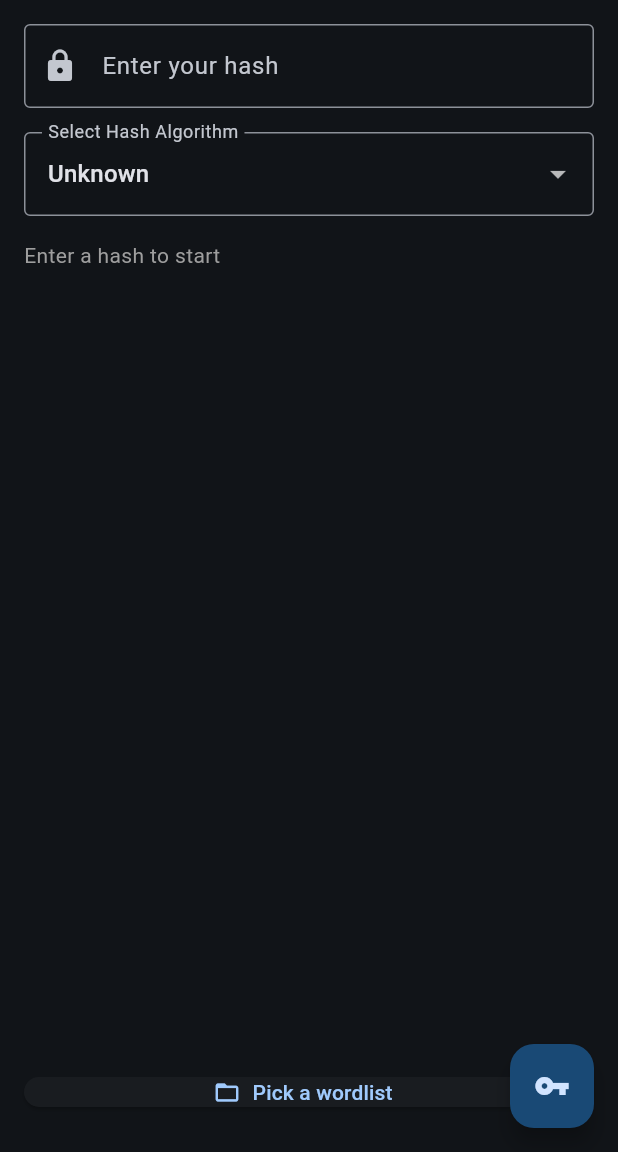
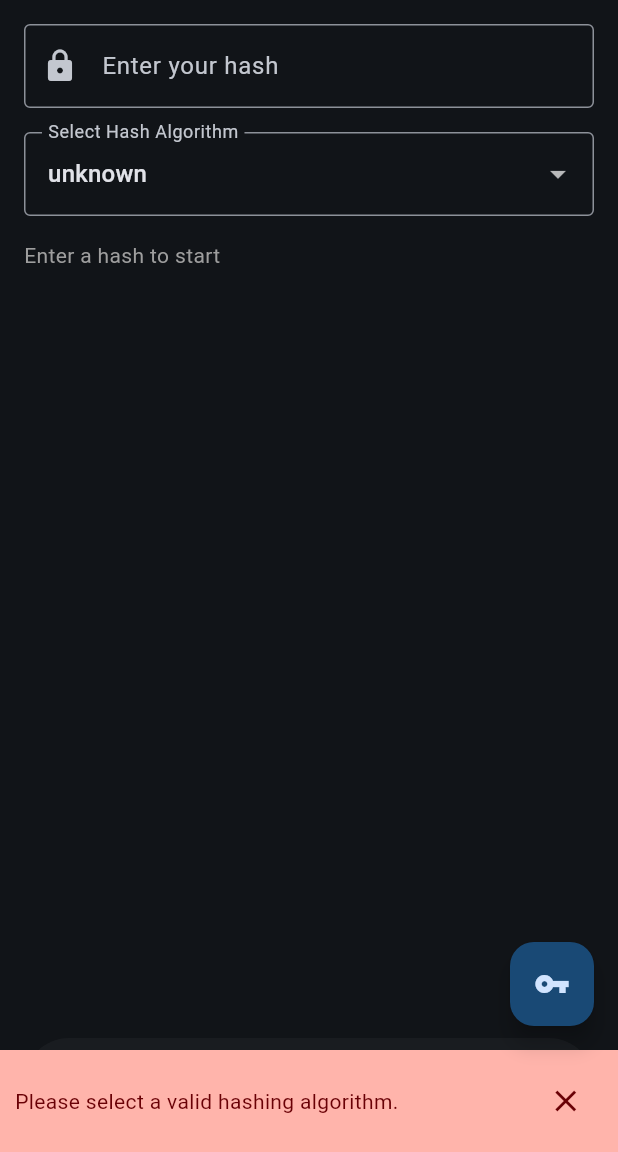
Before and after one commit to giovanni-iannaccone/FlutCrack, a Flutter app: the screen it shows after launch, after a tap on the "vpn key" icon, on a phone screen of 412 x 824 dp, the part 84-1236 px from its top. Run offline on Flutter 3.47's test engine with Material 3 defaults, Android fonts, the light colour scheme and no system bars; our stand-ins replace file_picker, flutter_hooks, flutter_riverpod, hooks_riverpod, permission_handler.

Commit message:
Code Refactor:
- Rename nav.dart to nav_drawer.dart
- Remove all switch statements and replace it with maps
	- Because maps are faster and more redable than switch statements
- Add AlgorithmType enumeration
	Replaced strings with and enumeration to improve type safety
- Remove files_utils.dart and checks_utils.dart
- Add HashCracker and WordListManager classes
	- HashCracker contains all cracking business logic previously situated in HomeScreen
	- WordListMananger contains all utils functions previously located in files_utils.dart
- Add navigation_utils.dart
	- this file contains navigateTo() function, this function was moved from nav_drawer.dart
- Add snackbar_utils.dart
	- this file implement showErrorSnackBar() function
- Add provadiers for state managment with riverpod
- Add flutter hooks + integration with riverpod

```diff
--- a/lib/app_routes.dart
+++ b/lib/app_routes.dart
@@ -1,3 +1,3 @@
 const String home = '/';
-const String dictionary= '/dictionary';
-const String credits = '/credits';
+const String dictionary = '/dictionary';
+const String credits = '/aboutus';
--- /dev/null
+++ b/lib/data/algorithm_type.dart
@@ -0,0 +1,27 @@
+enum AlgorithmType {
+  unknown,
+  md5,
+  sha1,
+  sha224,
+  sha256,
+  sha384,
+  sha512,
+  sha512224,
+  sha512256;
+
+  String get formattedName {
+
+    const algorithmToStringMap = {
+      AlgorithmType.md5: 'md5',
+      AlgorithmType.sha1: 'sha1',
+      AlgorithmType.sha224: 'sha224',
+      AlgorithmType.sha256: 'sha256',
+      AlgorithmType.sha384: 'sha384',
+      AlgorithmType.sha512: 'sha512',
+      AlgorithmType.sha512224: 'sha512/224',
+      AlgorithmType.sha512256: 'sha512/256',
+    };
+
+    return algorithmToStringMap[this] ?? 'unknown';
+  }
+}
--- /dev/null
+++ b/lib/data/hash_cracker.dart
@@ -0,0 +1,57 @@
+
+import 'package:flut_crack/utils/hash_utils.dart';
+
+import 'algorithm_type.dart';
+
+class HashCrackingResult {
+  final int triedWordsCount;
+  final bool success;
+  final String? matchedWord;
+
+  const HashCrackingResult({
+    required this.triedWordsCount,
+    required this.matchedWord,
+    required this.success
+  });
+
+  factory HashCrackingResult.success({
+    required int triedWords,
+    required String message
+  }) => HashCrackingResult(
+    triedWordsCount: triedWords,
+    matchedWord: message,
+    success: true
+  );
+
+  factory HashCrackingResult.failure({
+    required int triedWords
+  }) => HashCrackingResult(
+    triedWordsCount: triedWords,
+    matchedWord: null,
+    success: false
+  );
+
+}
+
+class HashCracker {
+  Future<HashCrackingResult> crack(
+    String hash,
+    List<String> wordList,
+    AlgorithmType algorithm
+  ) async {
+
+    int triedWords = 0;
+
+    for(final word in wordList){
+      triedWords++;
+      if(calculateHash(word, algorithm) == hash){
+        return HashCrackingResult.success(
+          triedWords: triedWords,
+          message: word
+        );
+      }
+    }
+
+    return HashCrackingResult.failure(triedWords: triedWords);
+  }
+}
--- a/lib/main.dart
+++ b/lib/main.dart
@@ -1,4 +1,5 @@
 import 'package:flutter/material.dart';
+import 'package:flutter_riverpod/flutter_riverpod.dart';
 
 import 'package:flut_crack/screens/aboutus_screen.dart';
 import 'package:flut_crack/screens/dictionary_screen.dart';
@@ -7,7 +8,11 @@ import 'package:flut_crack/screens/home_screen.dart';
 import 'app_routes.dart' as routes;
 
 void main() async {
-  runApp(const FlutCrack());
+  runApp(
+    const ProviderScope(
+      child: FlutCrack()
+    )
+  );
 }
 
 class FlutCrack extends StatelessWidget {
@@ -15,14 +20,14 @@ class FlutCrack extends StatelessWidget {
 
   @override
   Widget build(BuildContext context) {
-    return MaterialApp(
+   return MaterialApp(
       theme: ThemeData(
         colorScheme: ColorScheme.fromSeed(
           seedColor: Colors.blue,
           brightness: Brightness.dark,
         ),
       ),
-
+      initialRoute: routes.home,
       routes: {
         routes.home: (context) => const HomeScreen(),
         routes.dictionary: (context) => const DictionaryScreen(),
--- a/lib/screens/aboutus_screen.dart
+++ b/lib/screens/aboutus_screen.dart
@@ -1,6 +1,6 @@
 import 'package:flut_crack/utils/theme_utils.dart';
 import 'package:flutter/material.dart';
-import 'package:flut_crack/widgets/nav.dart';
+import 'package:flut_crack/widgets/nav_drawer.dart';
 
 class AboutUsScreen extends StatelessWidget {
   const AboutUsScreen({super.key});
--- a/lib/screens/home_screen.dart
+++ b/lib/screens/home_screen.dart
@@ -1,134 +1,135 @@
 import 'dart:io';
 
+import 'package:flut_crack/data/algorithm_type.dart';
+import 'package:flut_crack/screens/providers/home_screen_state_notifier.dart';
+import 'package:flut_crack/screens/providers/word_list_manager_provider.dart';
+import 'package:flut_crack/utils/snackbar_utils.dart' show showErrorSnackBar;
+import 'package:flut_crack/utils/theme_utils.dart' show colorSchemeOf;
 import 'package:flutter/material.dart';
 import 'package:file_picker/file_picker.dart';
 
-import 'package:flut_crack/utils/checks_utils.dart';
-import 'package:flut_crack/utils/files_utils.dart';
-import 'package:flut_crack/utils/hash_utils.dart';
-import 'package:flut_crack/widgets/nav.dart';
+import 'package:flut_crack/widgets/nav_drawer.dart';
+import 'package:flutter_hooks/flutter_hooks.dart';
+import 'package:hooks_riverpod/hooks_riverpod.dart';
+import 'package:permission_handler/permission_handler.dart';
 
-class HomeScreen extends StatefulWidget {
+
+class HomeScreen extends HookConsumerWidget {
   const HomeScreen({super.key});
 
-  @override
-  State<HomeScreen> createState() => _HomeScreenState();
-}
+  Future<void> _pickWordlistFile({
+    required void Function(PlatformFile) onSuccess,
+    required void Function(String error) onError,
+  }) async {
 
-class _HomeScreenState extends State<HomeScreen> {
-  late TextEditingController _hashController;
-  String _file = "Pick a wordlist";
-  final List<String> hashAlgs = [
-    'Unknown',
-    'md5',
-    'sha-1',
-    'sha-224',
-    'sha-256',
-    'sha-384',
-    'sha-512',
-    'sha-512/224',
-    'sha-512/256'
-  ];
-
-  String _dropdownValue = 'Unknown';
-  String _result = "";
-  List<String> _wordList = [];
-  int _triedWords = 0;
-
-  @override
-  void initState() {
-    super.initState();
-    _hashController = TextEditingController();
-  }
-
-  @override
-  void dispose() {
-    _hashController.dispose();
-    super.dispose();
-  }
-
-  Future<void> _initializeWordList(File? filePath) async {
-    List<String> wordList = await FileStorage.loadDictionary(filePath);
-
-    setState(() {
-      _wordList = wordList;
-    });
-  }
-
-  Future<void> _pickWordlist() async {
     try {
       FilePickerResult? result = await FilePicker.platform.pickFiles(
         type: FileType.custom,
         allowedExtensions: ['txt'],
       );
 
-      if (result != null && result.files.isNotEmpty) {
-        setState(() {
-          _file = result.files.first.path!;
-        });
+      if(result == null){
+        return;
+      }
 
-        File filePath = File(_file);
-        await _initializeWordList(filePath);
+      if (result.files.isNotEmpty) {
+        onSuccess(result.files.first);
+      } else {
+        onError("An error occured during file picking!");
       }
-    } catch (e) {
-      return;
+    } on Exception catch(ex) {
+      onError(ex.toString());
     }
   }
 
-  Future<void> _crack() async {
-    String targetHash = _hashController.text.trim();
+  List<DropdownMenuItem<AlgorithmType>> _buildDropdownMenuItesm(){
+    return AlgorithmType.values.map((AlgorithmType item) {
+      return DropdownMenuItem<AlgorithmType>(
+        value: item,
+        child: Text(item.formattedName),
+      );
+    }).toList();
+  }
 
-    if (_wordList.isEmpty) {
-      await _initializeWordList(null);
+  Widget _renderCrackingResult(BuildContext context, HomeState state){
+
+    if(state.isLoading){
+      return const Center(
+        child: CircularProgressIndicator(),
+      );
     }
 
-    if (_wordList.isEmpty) {
-      _updateState(result: 'Wordlist is empty', triedWords: 0);
-      return;
+    final colorScheme = colorSchemeOf(context);
+    final result = state.result;
+
+    if(result != null){
+      return Column(
+        children: [
+          Text(
+            result.success
+              ? result.matchedWord!
+              : "Word not present in the selected wordlist",
+            style: TextStyle(
+              color: colorScheme.secondary
+            )
+          ),
+          Text(
+            "Tried ${result.triedWordsCount} words.",
+            style: TextStyle(
+              color: colorScheme.secondary
+            )
+          )
+        ]
+      );
+    } else {
+      return const Text(
+        "Enter a hash to start",
+        style: TextStyle(
+          color: Colors.grey
+        )
+      );
+    }
+  }
+
+  Future<void> _requestPermissions({
+    required Permission permission,
+    required void Function() onGranted,
+    required void Function() onDenied,
+  }) async{
+
+    if(await permission.isPermanentlyDenied){
+      await openAppSettings();
     }
 
-    String safeExecutorResult = await safeExecuter(_wordList, _dropdownValue, targetHash);
+    if(await permission.isGranted){
+      onGranted();
+      return;
+    } else {
+      final status = await permission.status;
 
-    if (isAlgorithmUnknown(safeExecutorResult)) {
-      _updateState(result: safeExecutorResult, triedWords: 0);
-      return;
+      status.isGranted
+        ? onGranted()
+        : onDenied();
     }
-
-    String algorithm = determineAlgorithm(safeExecutorResult, _dropdownValue);
-    await _performCracking(targetHash, algorithm);
-  }
-
-  Future<void> _performCracking(String targetHash, String algorithm) async {
-    for (String word in _wordList) {
-      String wordHash = calcHash(word, algorithm);
-
-      if (wordHash == targetHash) {
-        _updateState(result: 'Match found: $word', triedWords: 0);
-        return;
-      }
-
-      setState(() {
-        _triedWords += 1;
-      });
-    }
-
-    _updateState(result: 'No match found', triedWords: 0);
-  }
-
-  void _updateState({required String result, required int triedWords}) {
-    setState(() {
-      _result = result;
-      _triedWords = triedWords;
-    });
   }
 
   @override
-  Widget build(BuildContext context) {
+  Widget build(BuildContext context, WidgetRef ref) {
+
+    final colorScheme = colorSchemeOf(context);
+
+    final hashTextController = useTextEditingController();
+    final selectedAlgorithm = useState(AlgorithmType.unknown);
+    final pickedFilePath = useState<String?>(null);
+
+    final notifier = ref.read(homeStateStateNotifier.notifier);
+    final state = ref.watch(homeStateStateNotifier);
+
     return Scaffold(
       drawer: const NavDrawer(),
       appBar: AppBar(
         title: const Text("FlutCrack"),
-        backgroundColor: Theme.of(context).colorScheme.primaryContainer,
+        backgroundColor: colorScheme.primaryContainer,
       ),
       body: Padding(
         padding: const EdgeInsets.all(16.0),
@@ -136,7 +137,7 @@ class _HomeScreenState extends State<HomeScreen> {
           crossAxisAlignment: CrossAxisAlignment.stretch,
           children: [
             TextField(
-              controller: _hashController,
+              controller: hashTextController,
               decoration: const InputDecoration(
                 border: OutlineInputBorder(),
                 labelText: 'Enter your hash',
@@ -144,46 +145,53 @@ class _HomeScreenState extends State<HomeScreen> {
               ),
             ),
             const SizedBox(height: 16),
-            DropdownButtonFormField<String>(
+            DropdownButtonFormField<AlgorithmType>(
               decoration: const InputDecoration(
                 border: OutlineInputBorder(),
                 labelText: 'Select Hash Algorithm',
               ),
-              items: hashAlgs.map((String item) {
-                return DropdownMenuItem<String>(
-                  value: item,
-                  child: Text(item),
-                );
-              }).toList(),
-              onChanged: (String? newValue) {
-                setState(() {
-                  _dropdownValue = newValue!;
-                });
-              },
-              value: _dropdownValue,
+              items: _buildDropdownMenuItesm(),
+              onChanged: (type) => selectedAlgorithm.value = type ?? AlgorithmType.unknown,
+              value: selectedAlgorithm.value,
             ),
             const SizedBox(height: 16),
-            _result.isEmpty
-              ? const Text("Enter a hash to start", style: TextStyle(color: Colors.grey))
-              : Text(_result, style: TextStyle(color: Theme.of(context).colorScheme.secondary)),
-            const Spacer(),
-            _triedWords == 0
-              ? const SizedBox.shrink()
-              : Text("$_triedWords words tried", style: TextStyle(color: Theme.of(context).colorScheme.secondary)),
+            _renderCrackingResult(context, state),
             const Spacer(),
             ElevatedButton.icon(
-              onPressed: _pickWordlist,
+              onPressed: () => _pickWordlistFile(
+                onSuccess: (platformFile) => pickedFilePath.value = platformFile.path,
+                onError: (error) => showErrorSnackBar(context, error)
+              ),
               icon: const Icon(Icons.folder_open),
-              label: Text(_file),
+              label: Text(pickedFilePath.value ?? "Pick a wordlist"),
               style: ElevatedButton.styleFrom(
-                minimumSize: const Size(double.infinity, 20),
+                padding: const EdgeInsets.all(20),
               ),
             ),
           ],
         ),
       ),
       floatingActionButton: FloatingActionButton(
-        onPressed: _crack,
+        onPressed: () => _requestPermissions(
+          permission: Permission.storage,
+          onGranted: () async {
+            if(selectedAlgorithm.value == AlgorithmType.unknown){
+              showErrorSnackBar(context, "Please select a valid hashing algorithm.");
+              return;
+            }
+
+            File? path = pickedFilePath.value != null
+              ? File(pickedFilePath.value!)
+              : null;
+
+            final wordList = await ref.read(wordListManagerProvider).loadWordList(path);
+            await notifier.crack(hashTextController.text, wordList, selectedAlgorithm.value);
+          },
+          onDenied: () => showErrorSnackBar(
+            context,
+            "Without storage permission can't load an external wordlist."
+          )
+        ),
         child: const Icon(Icons.vpn_key),
       ),
     );
--- /dev/null
+++ b/lib/screens/providers/hash_cracker_provider.dart
@@ -0,0 +1,6 @@
+import 'package:flut_crack/data/hash_cracker.dart';
+import 'package:flutter_riverpod/flutter_riverpod.dart';
+
+final hashCrackerProvider = Provider<HashCracker>((ref){
+  return HashCracker();
+});
--- /dev/null
+++ b/lib/screens/providers/home_screen_state_notifier.dart
@@ -0,0 +1,41 @@
+import 'package:flut_crack/data/algorithm_type.dart';
+import 'package:flut_crack/data/hash_cracker.dart';
+import 'package:flut_crack/screens/providers/hash_cracker_provider.dart';
+import 'package:flutter_riverpod/flutter_riverpod.dart';
+
+class HomeState{
+
+  final bool isLoading;
+  final HashCrackingResult? result;
+
+  const HomeState({
+    this.isLoading = false,
+    this.result
+  });
+
+  factory HomeState.none() => const HomeState();
+  factory HomeState.loading() => const HomeState(isLoading: true);
+  factory HomeState.result(HashCrackingResult res) => HomeState(isLoading: false, result: res);
+}
+
+class HomeScreenStateNotifier extends StateNotifier<HomeState> {
+
+  final HashCracker _hashCracker;
+
+  HomeScreenStateNotifier(this._hashCracker) : super(HomeState.none());
+
+  Future<void> crack(String hash, List<String> wordList, AlgorithmType algorithm) async {
+    state = HomeState.loading();
+
+    HashCrackingResult result = await _hashCracker.crack(hash, wordList, algorithm);
+    state = HomeState.result(result);
+  }
+
+}
+
+final homeStateStateNotifier =
+  StateNotifierProvider.autoDispose<HomeScreenStateNotifier, HomeState>((ref){
+
+    final cracker = ref.watch(hashCrackerProvider);
+    return HomeScreenStateNotifier(cracker);
+  });
--- /dev/null
+++ b/lib/screens/providers/word_list_manager_provider.dart
@@ -0,0 +1,6 @@
+import 'package:flut_crack/data/word_list_manager.dart';
+import 'package:flutter_riverpod/flutter_riverpod.dart';
+
+final wordListManagerProvider = Provider<WordListManager>((ref){
+  return WordListManager();
+});
--- a/lib/utils/files_utils.dart
+++ /dev/null
@@ -1,60 +0,0 @@
-import 'dart:io';
-import 'package:path_provider/path_provider.dart';
-import 'package:permission_handler/permission_handler.dart';
-
-class FileStorage {
-  static Future<String> getExternalDocumentPath() async {
-    var status = await Permission.storage.status;
-    if (!status.isGranted) {
-      await Permission.storage.request();
-    }
-
-    Directory directory = Directory("");
-    if (Platform.isAndroid) {
-      directory =
-          Directory("/data/user/0/com.example.flut_crack/files");
-    } else {
-      directory = await getApplicationDocumentsDirectory();
-    }
-
-    final exPath = directory.path;
-    await Directory(exPath).create(recursive: true);
-    return exPath;
-  }
-
-  static Future<String> get _localPath async {
-    final String directory = await getExternalDocumentPath();
-    return directory;
-  }
-
-  static Future<void> clearDictionary() async {
-    final path = await _localPath;
-    File file = File('$path/FlutCrackDictionary.txt');
-    await file.writeAsString('');
-  }
-
-  static Future<List<String>> loadDictionary(File? specialFilePath) async {
-    File file;
-    final path = await _localPath;
-
-    specialFilePath == null
-        ? file = File("$path/FlutCrackDictionary.txt")
-        : file = specialFilePath;
-
-    List<String> dictionary;
-
-    try {
-      dictionary = await file.readAsLines();
-    } catch (e) {
-      return [];
-    }
-
-    return dictionary;
-  }
-
-  static Future<File> writeNewWords(String newWords) async {
-    final path = await _localPath;
-    File file = File('$path/FlutCrackDictionary.txt');
-    return file.writeAsString(newWords, mode: FileMode.append);
-  }
-}
--- /dev/null
+++ b/lib/utils/snackbar_utils.dart
@@ -0,0 +1,22 @@
+import 'package:flutter/material.dart';
+import 'theme_utils.dart' show colorSchemeOf;
+
+void showErrorSnackBar(BuildContext context, String error){
+  final colorScheme = colorSchemeOf(context);
+
+  ScaffoldMessenger.of(context).showSnackBar(
+    SnackBar(
+      padding: const EdgeInsets.all(10),
+      elevation: 2,
+      showCloseIcon: true,
+      closeIconColor: colorScheme.onError,
+      backgroundColor: colorScheme.error,
+      content: Text(
+        error,
+        style: TextStyle(
+          color: colorScheme.onError
+        )
+      )
+    )
+  );
+}
--- a/pubspec.yaml
+++ b/pubspec.yaml
@@ -19,14 +19,14 @@ dependencies:
 
   cupertino_icons: ^1.0.6
   flutter_riverpod: ^2.5.1
-  riverpod_annotation: ^2.3.5
+  hooks_riverpod: ^2.5.1
+  flutter_hooks: ^0.20.5
 
 dev_dependencies:
   flutter_test:
     sdk: flutter
 
   flutter_lints: ^4.0.0
-  riverpod_generator: ^2.4.0
   build_runner: ^2.4.11
   custom_lint: ^0.6.4
   riverpod_lint: ^2.3.10
```
Also changed, not shown: lib/data/word_list_manager.dart (added, +30 -0 lines), lib/screens/dictionary_screen.dart (+25 -36 lines), lib/utils/checks_utils.dart (deleted, +0 -7 lines), lib/utils/hash_utils.dart (+15 -83 lines), lib/utils/navigation_utils.dart (added, +18 -0 lines), lib/widgets/nav_drawer.dart (renamed from lib/widgets/nav.dart, +8 -17 lines), pubspec.lock, 1 other file.
